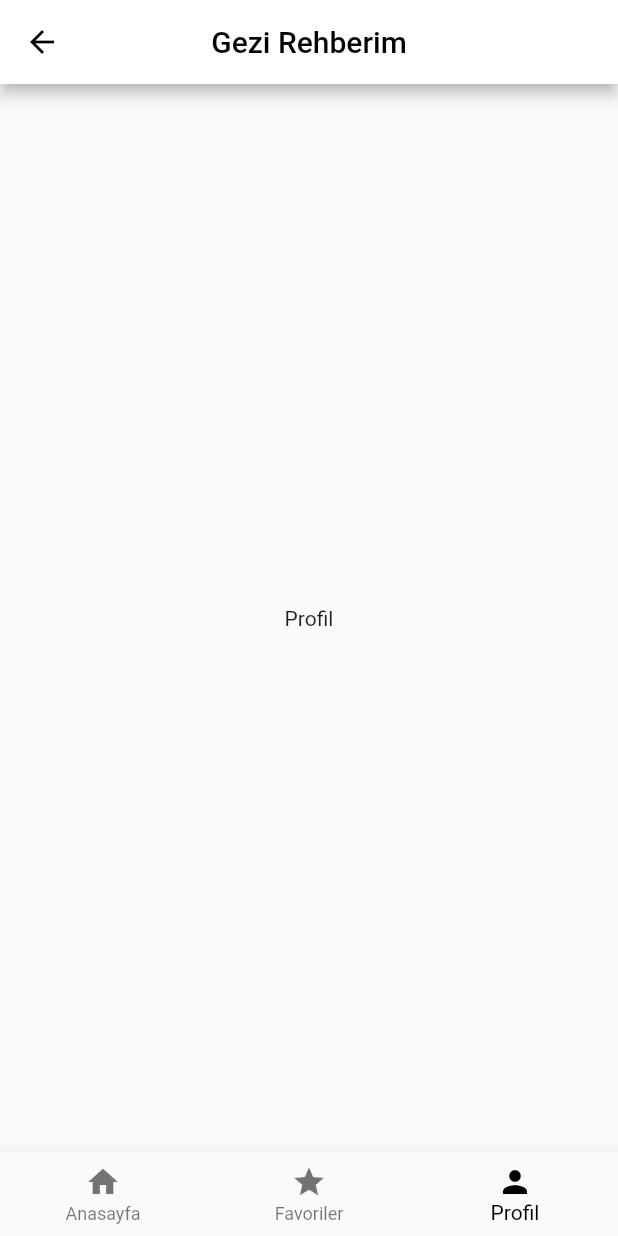
After one commit to KadriyeMacit/KKU-IEEE-Flutter-101, a Flutter app: the MenuPage screen opened directly, item 3 of the bottom bar chosen, on a phone screen of 412 x 824 dp. The commit adds this screen. Run offline on Flutter 3.47's test engine with Material 2 defaults, Android fonts, the phone set to English and light mode, and no system bars.

Commit message:
bottomNavigationBar eklendi

```diff
--- a/my_traveller_app/lib/main.dart
+++ b/my_traveller_app/lib/main.dart
@@ -1,5 +1,5 @@
 import 'package:flutter/material.dart';
-import 'package:my_traveller_app/views/home_page.dart';
+import 'package:my_traveller_app/views/launch_page.dart';
 
 void main() {
   runApp(MyApp());
@@ -14,7 +14,7 @@ class MyApp extends StatelessWidget {
       theme: ThemeData(
         primarySwatch: Colors.blue,
       ),
-      home: HomePage(),
+      home: LaunchPage(),
     );
   }
 }
--- a/my_traveller_app/lib/views/menu_page.dart
+++ b/my_traveller_app/lib/views/menu_page.dart
@@ -1,4 +1,7 @@
 import 'package:flutter/material.dart';
+import 'package:my_traveller_app/views/favorite_page.dart';
+import 'package:my_traveller_app/views/home_page.dart';
+import 'package:my_traveller_app/views/profile_page.dart';
 
 class MenuPage extends StatefulWidget {
   MenuPage({Key key}) : super(key: key);
@@ -8,6 +11,15 @@ class MenuPage extends StatefulWidget {
 }
 
 class _MenuPageState extends State<MenuPage> {
+  int _selectedIndex = 0;
+
+  void _onItemTapped(int index) {
+    setState(() {
+      _selectedIndex = index;
+      print('index: $_selectedIndex');
+    });
+  }
+
   @override
   Widget build(BuildContext context) {
     return Scaffold(
@@ -20,11 +32,21 @@ class _MenuPageState extends State<MenuPage> {
             style: TextStyle(color: Colors.black),
           ),
         ),
-      body: Center(
-        child: Container(
-          child: Text('Hoş geldiniz!'),
+        bottomNavigationBar: BottomNavigationBar(
+          items: <BottomNavigationBarItem>[
+            BottomNavigationBarItem(icon: Icon(Icons.home), label: 'Anasayfa'),
+            BottomNavigationBarItem(icon: Icon(Icons.star), label: 'Favoriler'),
+            //BottomNavigationBarItem(icon: Icon(Icons.add), label: 'Ekle'),
+            BottomNavigationBarItem(icon: Icon(Icons.person), label: 'Profil'),
+          ],
+          currentIndex: _selectedIndex,
+          selectedItemColor: Colors.black,
+          onTap: _onItemTapped,
         ),
-      ),
-    );
+        body: _selectedIndex == 0
+            ? HomePage()
+            : _selectedIndex == 1
+                ? FavoritePage()
+                : ProfilePage());
   }
 }
--- /dev/null
+++ b/my_traveller_app/lib/views/profile_page.dart
@@ -0,0 +1,21 @@
+import 'package:flutter/material.dart';
+
+class ProfilePage extends StatefulWidget {
+  ProfilePage({Key key}) : super(key: key);
+
+  @override
+  _ProfilePageState createState() => _ProfilePageState();
+}
+
+class _ProfilePageState extends State<ProfilePage> {
+  @override
+  Widget build(BuildContext context) {
+    return Scaffold(
+      body: Center(
+        child: Container(
+          child: Text('Profil'),
+        ),
+      ),
+    );
+  }
+}
--- a/my_traveller_app/lib/views/register_page.dart
+++ b/my_traveller_app/lib/views/register_page.dart
@@ -1,6 +1,6 @@
 import 'package:flutter/material.dart';
 import 'package:my_traveller_app/style.dart';
-import 'package:my_traveller_app/views/home_page.dart';
+import 'package:my_traveller_app/views/launch_page.dart';
 
 class RegisterPage extends StatefulWidget {
   RegisterPage({Key key}) : super(key: key);
@@ -277,7 +277,7 @@ class _RegisterPageState extends State<RegisterPage> {
                   style: ElevatedButton.styleFrom(primary: Colors.white),
                   onPressed: () {
                     Navigator.push(context,
-                        MaterialPageRoute(builder: (context) => HomePage()));
+                        MaterialPageRoute(builder: (context) => LaunchPage()));
                   },
                   child: Text('Kayıt ol',
                       style: TextStyle(
```
Also changed, not shown: my_traveller_app/lib/views/favorite_page.dart (added, +21 -0 lines), my_traveller_app/lib/views/home_page.dart (+10 -71 lines), my_traveller_app/lib/views/launch_page.dart (added, +82 -0 lines). Lines whose indentation alone changed are shown as unchanged.
